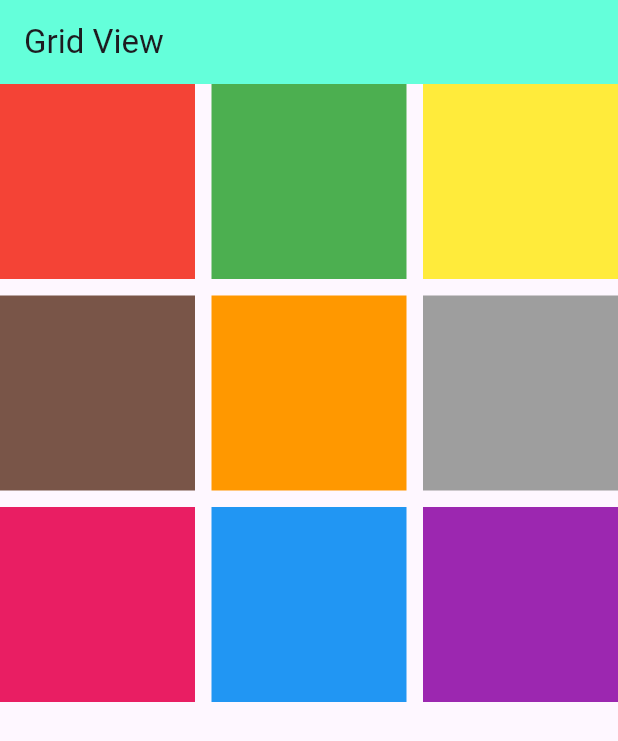
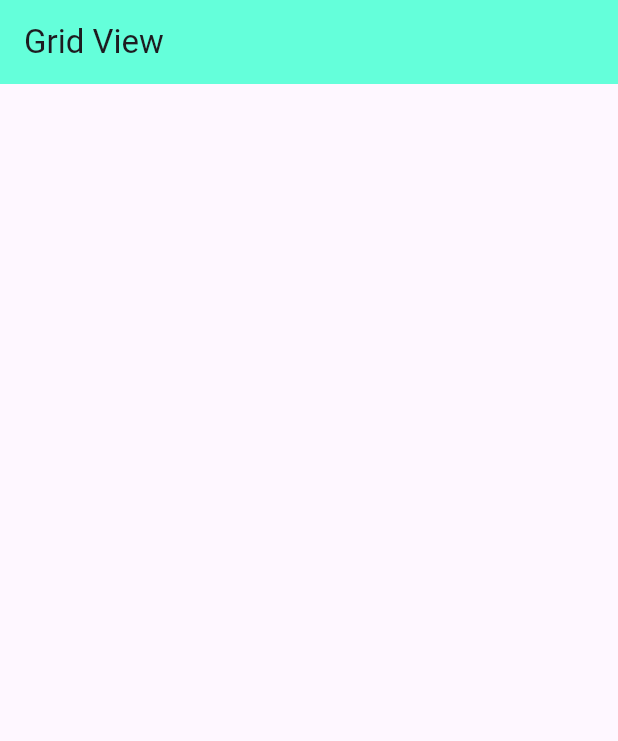
Before and after one commit to Piyushbhatt7/Flutter-Widgets, a Flutter app: the screen it shows after launch, on a phone screen of 412 x 824 dp. Shown: the top 741 px of the screen. Run offline on Flutter 3.47's test engine with Material 3 defaults, Android fonts, the phone set to English and light mode, and no system bars.

Commit message:
// devide the row

```diff
--- a/lib/GridView.dart
+++ b/lib/GridView.dart
@@ -24,23 +24,22 @@ class Gridview extends StatelessWidget {
         backgroundColor: Colors.tealAccent,
       ),
 
-      body: GridView.count(crossAxisCount: 3, // devide the row
-      crossAxisSpacing: 11,
-      mainAxisSpacing: 11,
-      children: [
-         Container(color: arrColors[0],),
-         Container(color: arrColors[1],),
-         Container(color: arrColors[2],),
-         Container(color: arrColors[3],),
-         Container(color: arrColors[4],),
-         Container(color: arrColors[5],),
-         Container(color: arrColors[6],),
-         Container(color: arrColors[7],),
-         Container(color: arrColors[8],),
-      ],
+      // body: GridView.count(crossAxisCount: 3, // devide the row
+      // crossAxisSpacing: 11,
+      // mainAxisSpacing: 11,
+      // children: [
+      //    Container(color: arrColors[0],),
+      //    Container(color: arrColors[1],),
+      //    Container(color: arrColors[2],),
+      //    Container(color: arrColors[3],),
+      //    Container(color: arrColors[4],),
+      //    Container(color: arrColors[5],),
+      //    Container(color: arrColors[6],),
+      //    Container(color: arrColors[7],),
+      //    Container(color: arrColors[8],),
+      // ],
 
-
-      ),
+      // ),
 
     );
   }
```
